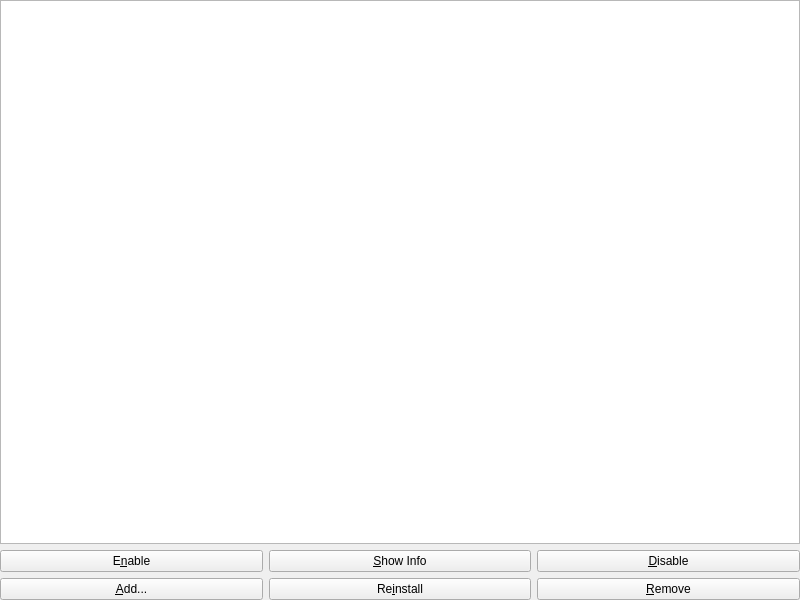
Before: the Qt Designer form smushclient-qt/cpp/ui/worlddetails/plugins.ui in jnbooth/smushclient, drawn with Qt 5.
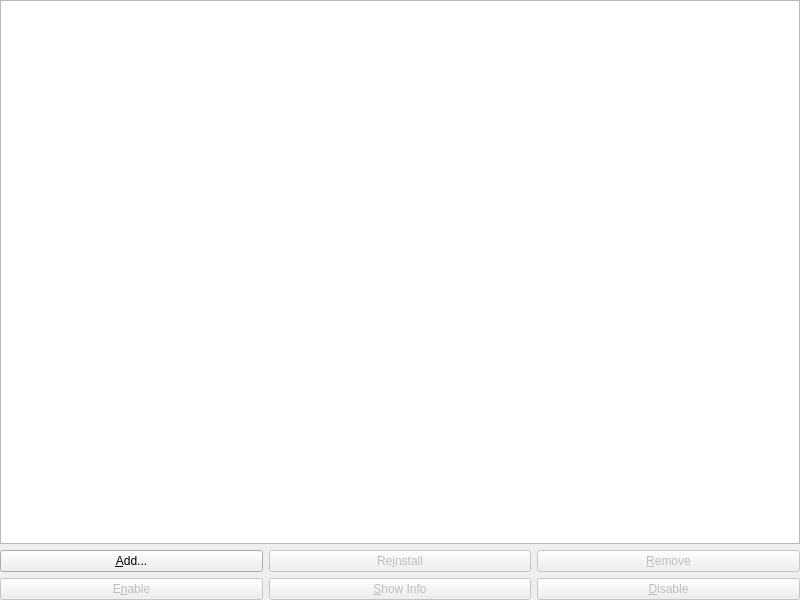
After: the same form once the commit is applied.

Commit message: Complete the plugins table

Patch:
```diff
--- a/smushclient-qt/cpp/ui/worlddetails/plugins.ui
+++ b/smushclient-qt/cpp/ui/worlddetails/plugins.ui
@@ -41,43 +41,58 @@
    </item>
    <item>
     <layout class="QGridLayout" name="gridLayout">
-     <item row="0" column="2">
-      <widget class="QPushButton" name="button_disable">
-       <property name="text">
-        <string>&amp;Disable</string>
-       </property>
-      </widget>
-     </item>
-     <item row="0" column="1">
-      <widget class="QPushButton" name="button_showinfo">
-       <property name="text">
-        <string>&amp;Show Info</string>
-       </property>
-      </widget>
-     </item>
-     <item row="2" column="1">
-      <widget class="QPushButton" name="button_reinstall">
-       <property name="text">
-        <string>Re&amp;install</string>
-       </property>
-      </widget>
-     </item>
-     <item row="2" column="0">
+     <item row="1" column="0">
       <widget class="QPushButton" name="button_add">
        <property name="text">
         <string>&amp;Add...</string>
        </property>
       </widget>
      </item>
-     <item row="0" column="0">
+     <item row="3" column="0">
       <widget class="QPushButton" name="button_enable">
+       <property name="enabled">
+        <bool>false</bool>
+       </property>
        <property name="text">
         <string>E&amp;nable</string>
        </property>
       </widget>
      </item>
-     <item row="2" column="2">
+     <item row="1" column="1">
+      <widget class="QPushButton" name="button_reinstall">
+       <property name="enabled">
+        <bool>false</bool>
+       </property>
+       <property name="text">
+        <string>Re&amp;install</string>
+       </property>
+      </widget>
+     </item>
+     <item row="3" column="1">
+      <widget class="QPushButton" name="button_showinfo">
+       <property name="enabled">
+        <bool>false</bool>
+       </property>
+       <property name="text">
+        <string>&amp;Show Info</string>
+       </property>
+      </widget>
+     </item>
+     <item row="3" column="2">
+      <widget class="QPushButton" name="button_disable">
+       <property name="enabled">
+        <bool>false</bool>
+       </property>
+       <property name="text">
+        <string>&amp;Disable</string>
+       </property>
+      </widget>
+     </item>
+     <item row="1" column="2">
       <widget class="QPushButton" name="button_remove">
+       <property name="enabled">
+        <bool>false</bool>
+       </property>
        <property name="text">
         <string>&amp;Remove</string>
        </property>
```
Left out of the diff: 9 changed lines with no effect on the pictures. The commit also changes 13 other files.
